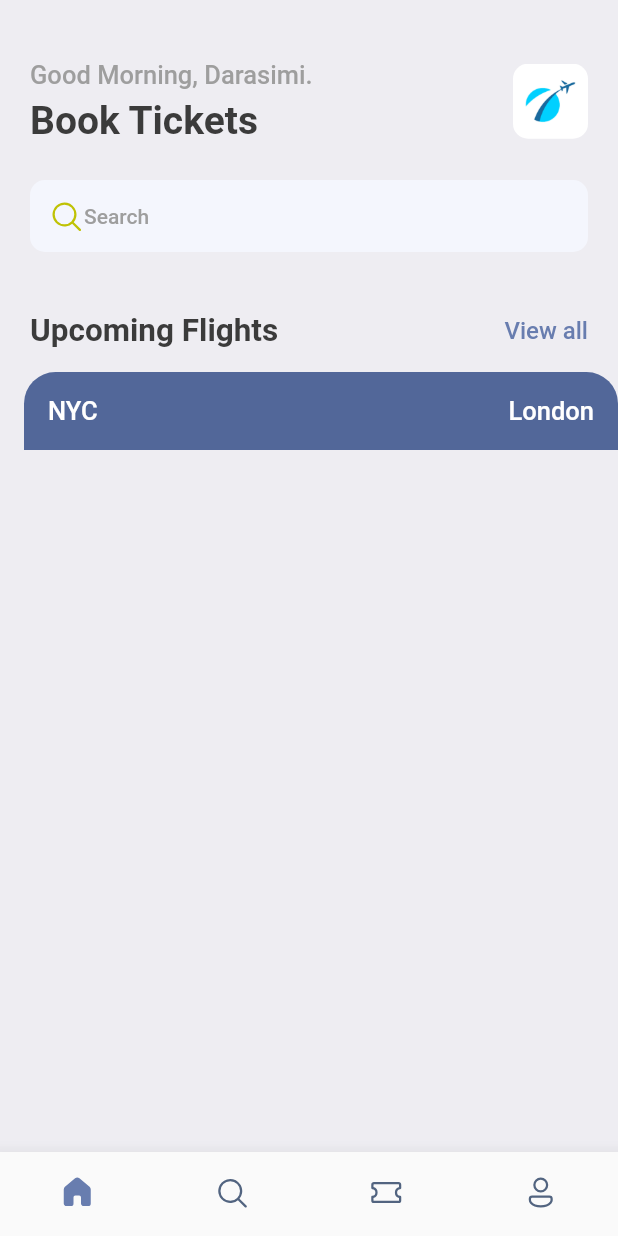
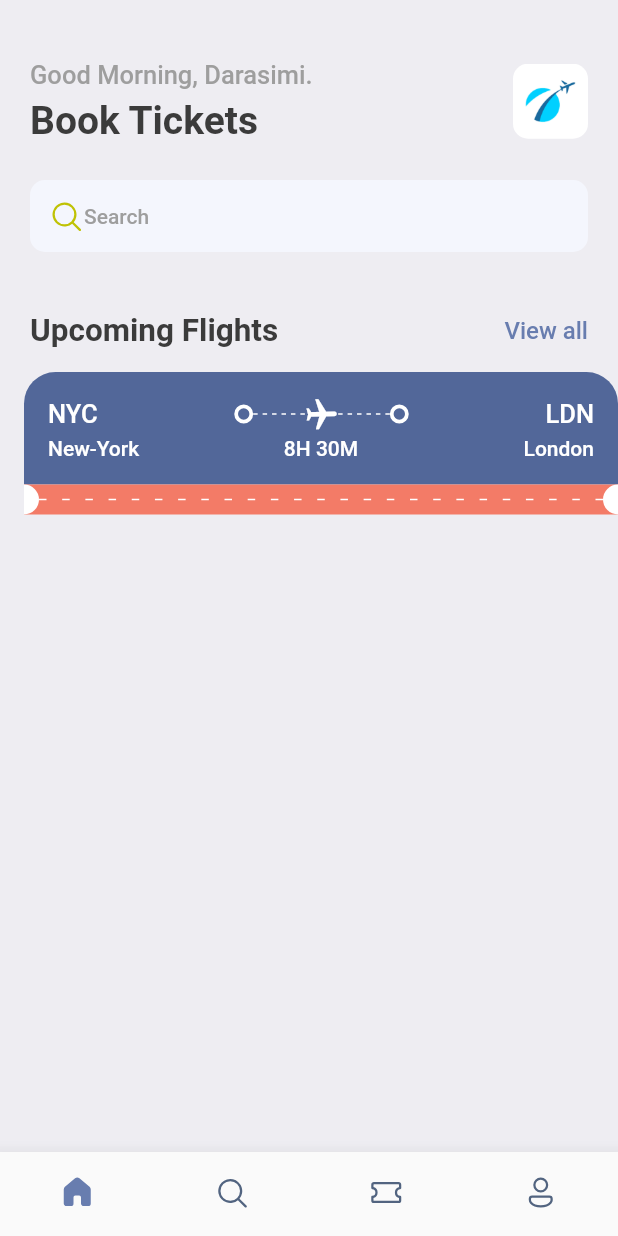
Before and after one commit to daraximi/flight_booking_app, a Flutter app: the screen it shows after launch, on a phone screen of 412 x 824 dp. Run offline on Flutter 3.47's test engine with Material 2 defaults, Android fonts, the phone set to English and light mode, and no system bars; our stand-ins replace fluentui_icons, gap.

Commit message:
Create UI elements in Home Screen

```diff
--- a/lib/Screens/ticket_view.dart
+++ b/lib/Screens/ticket_view.dart
@@ -1,7 +1,9 @@
 // ignore_for_file: prefer_const_constructors, prefer_const_literals_to_create_immutables
 import 'package:flight_booking_app/utils/app_layout.dart';
 import 'package:flight_booking_app/utils/app_styles.dart';
+import 'package:flight_booking_app/widgets/thick_container.dart';
 import 'package:flutter/material.dart';
+import 'package:gap/gap.dart';
 
 class TicketView extends StatelessWidget {
   const TicketView({super.key});
@@ -15,25 +17,135 @@ class TicketView extends StatelessWidget {
       child: Container(
         margin: const EdgeInsets.only(left: 16),
         child: Column(
+          mainAxisSize: MainAxisSize.min,
           children: [
+            //Showing the blue part of the card/ticket
             Container(
               decoration: BoxDecoration(
-                color: Color(0xFF526799),
-                borderRadius:  BorderRadius.only(
-                  topLeft: Radius.circular(21),
-                  topRight: Radius.circular(21))
-              ),
+                  color: Color(0xFF526799),
+                  borderRadius: BorderRadius.only(
+                      topLeft: Radius.circular(21),
+                      topRight: Radius.circular(21))),
               padding: const EdgeInsets.all(16),
               child: Column(children: [
                 Row(
                   children: [
-                    Text("NYC", style: Styles.headLineStyle3.copyWith(color: Colors.white)),
-                    const Spacer(),
-                    Text("London", style:  Styles.headLineStyle3.copyWith(color: Colors.white))
-                    ],
+                    Text("NYC",
+                        style: Styles.headLineStyle3
+                            .copyWith(color: Colors.white)),
+                    Expanded(child: Container()),
+                    ThickContainer(),
+                    Expanded(
+                        child: Stack(
+                      children: [
+                        SizedBox(
+                          height: 24,
+                          child: LayoutBuilder(
+                            builder: (BuildContext context,
+                                BoxConstraints constraints) {
+                              print(
+                                  "The width is ${constraints.constrainWidth()}");
+                              return Flex(
+                                direction: Axis.horizontal,
+                                mainAxisAlignment:
+                                    MainAxisAlignment.spaceBetween,
+                                mainAxisSize: MainAxisSize.max,
+                                children: List.generate(
+                                    (constraints.constrainWidth() / 6).floor(),
+                                    (index) => SizedBox(
+                                          width: 3,
+                                          height: 1,
+                                          child: DecoratedBox(
+                                              decoration: BoxDecoration(
+                                                  color: Colors.white)),
+                                        )),
+                              );
+                            },
+                          ),
+                        ),
+                        Center(
+                            child: Transform.rotate(
+                                angle: 1.55,
+                                child: Icon(
+                                  Icons.local_airport_outlined,
+                                  color: Colors.white,
+                                ))),
+                      ],
+                    )),
+                    ThickContainer(),
+                    Expanded(child: Container()),
+                    Text("LDN",
+                        style:
+                            Styles.headLineStyle3.copyWith(color: Colors.white))
+                  ],
+                ),
+                const Gap(3),
+                Row(
+                  mainAxisAlignment: MainAxisAlignment.spaceBetween,
+                  children: [
+                    SizedBox(
+                        width: 100,
+                        child: Text(
+                          "New-York",
+                          style: Styles.headLineStyle4
+                              .copyWith(color: Colors.white),
+                        )),
+                    Text("8H 30M",
+                        style: Styles.headLineStyle4
+                            .copyWith(color: Colors.white)),
+                    SizedBox(
+                        width: 100,
+                        child: Text(
+                          "London",
+                          textAlign: TextAlign.end,
+                          style: Styles.headLineStyle4
+                              .copyWith(color: Colors.white),
+                        ))
+                  ],
                 )
               ]),
-            )
+            ), //Showing the Orange part of the card
+            Container(
+                color: Styles.orangeColor,
+                child: Row(children: [
+                  const SizedBox(
+                    height: 20,
+                    width: 10,
+                    child: DecoratedBox(
+                      decoration: BoxDecoration(
+                          color: Colors.white,
+                          borderRadius: BorderRadius.only(
+                              topRight: Radius.circular(10),
+                              bottomRight: Radius.circular(10))),
+                    ),
+                  ),
+                  Expanded(child: LayoutBuilder(builder:
+                      (BuildContext context, BoxConstraints constraints) {
+                    return Flex(
+                      direction: Axis.horizontal,
+                      mainAxisAlignment: MainAxisAlignment.spaceBetween,
+                      mainAxisSize: MainAxisSize.max,
+                      children: List.generate((constraints.constrainWidth()/15).floor(), (index) => SizedBox(
+                        width: 5,height: 1,
+                        child: DecoratedBox(
+                          decoration:BoxDecoration(
+                            color: Colors.white
+                          ) ),
+                      ))
+                    );
+                  })),
+                  const SizedBox(
+                    height: 20,
+                    width: 10,
+                    child: DecoratedBox(
+                      decoration: BoxDecoration(
+                          color: Colors.white,
+                          borderRadius: BorderRadius.only(
+                              topLeft: Radius.circular(10),
+                              bottomLeft: Radius.circular(10))),
+                    ),
+                  )
+                ])),
           ],
         ),
       ),
--- a/lib/utils/app_styles.dart
+++ b/lib/utils/app_styles.dart
@@ -6,7 +6,7 @@ class Styles {
   static Color primaryColor = primary;
   static Color textColor = const Color(0xFF3b3b3b);
   static Color bgColor = const Color(0xFFeeedf2);
-  static Color orangeColor = const Color(0xFF526799);
+  static Color orangeColor = const Color(0xFFF37B67);
 
   static TextStyle textStyle = TextStyle(
     fontSize: 16,
--- /dev/null
+++ b/lib/widgets/thick_container.dart
@@ -0,0 +1,18 @@
+import 'package:flutter/material.dart';
+
+
+
+class ThickContainer extends StatelessWidget {
+  const ThickContainer({super.key});
+
+  @override
+  Widget build(BuildContext context) {
+    return Container(
+      padding:const EdgeInsets.all(3.8),
+      decoration: BoxDecoration(
+        borderRadius: BorderRadius.circular(20),
+        border: Border.all(width: 2.5, color: Colors.white)
+      ),
+    );
+  }
+}
```
